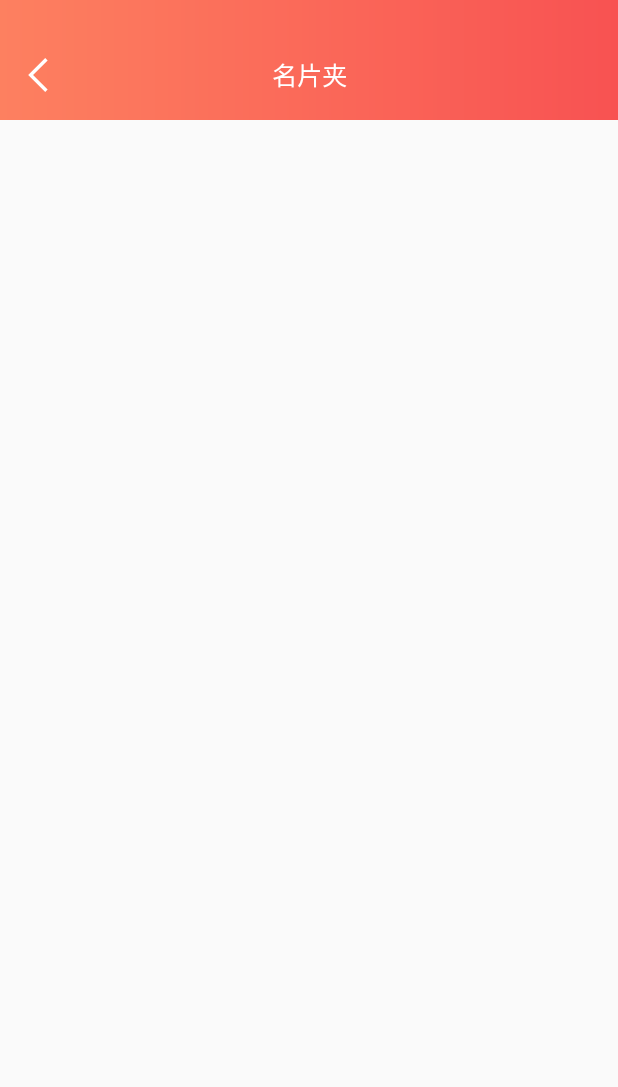
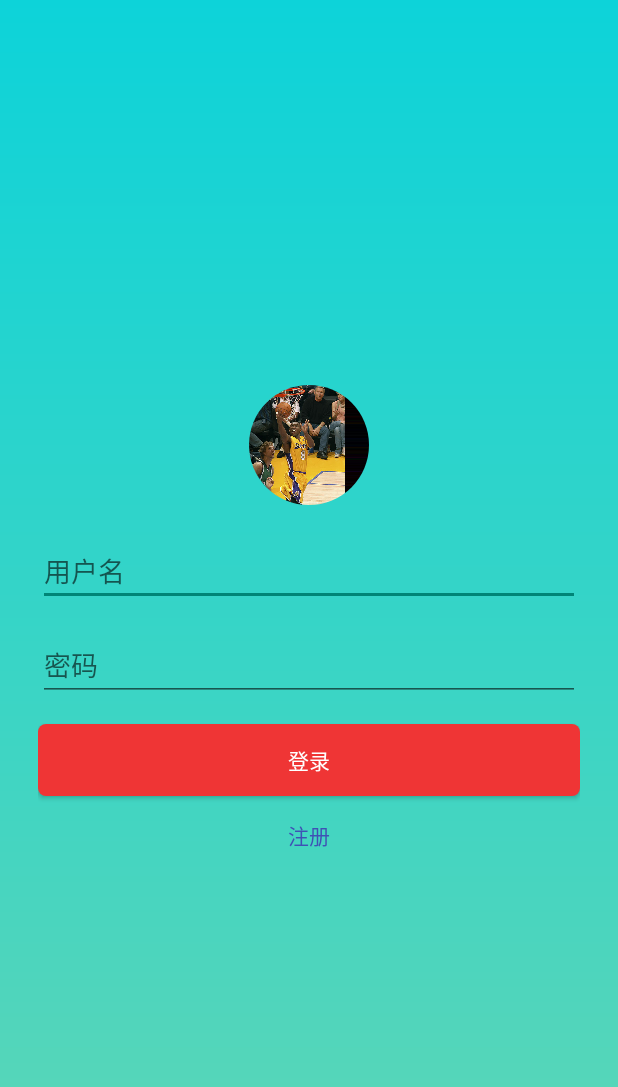
Before and after one commit to DevinMiller0/NativeMall, an Android app: the fragment MineFragment placed in its activity, after a tap on "名片夹", on a phone screen of 412 x 824 dp. Shown: the top 1087 px of the screen. Run offline under Robolectric (Android 15) with nearby library versions, the phone set to English and light mode, and no system bars; our stand-ins replace CircleImageView.

Commit message:
add login page

```diff
--- a/app/src/main/AndroidManifest.xml
+++ b/app/src/main/AndroidManifest.xml
@@ -25,6 +25,7 @@
         <activity android:name=".activity.HelpCenterActivity"/>
         <activity android:name=".activity.MemoActivity"/>
         <activity android:name=".activity.MyCarteActivity"/>
+        <activity android:name=".activity.LoginActivity"/>
 
     </application>
 
--- /dev/null
+++ b/app/src/main/java/com/pamo/nativemall/activity/LoginActivity.java
@@ -0,0 +1,23 @@
+package com.pamo.nativemall.activity;
+
+import android.os.Bundle;
+import android.support.annotation.Nullable;
+import android.support.v7.app.AppCompatActivity;
+
+import com.pamo.nativemall.R;
+import com.pamo.nativemall.utils.StatusBarUtils;
+
+/**
+ * Created by wangdesheng on 2017/10/16 0016.
+ */
+
+public class LoginActivity extends AppCompatActivity {
+
+    @Override
+    protected void onCreate(@Nullable Bundle savedInstanceState) {
+        super.onCreate(savedInstanceState);
+        setContentView(R.layout.activity_login);
+        StatusBarUtils.transparentStatusBar(this);
+    }
+
+}
--- /dev/null
+++ b/app/src/main/java/com/pamo/nativemall/constant/Constants.java
@@ -0,0 +1,11 @@
+package com.pamo.nativemall.constant;
+
+/**
+ * Created by wangdesheng on 2017/10/16 0016.
+ */
+
+public class Constants {
+
+    public static boolean IS_LOGIN = false;
+
+}
--- a/app/src/main/java/com/pamo/nativemall/fragment/MineFragment.java
+++ b/app/src/main/java/com/pamo/nativemall/fragment/MineFragment.java
@@ -14,9 +14,11 @@ import com.pamo.nativemall.activity.CollectionActivity;
 import com.pamo.nativemall.activity.FeedBackActivity;
 import com.pamo.nativemall.activity.FootPrintsActivity;
 import com.pamo.nativemall.activity.HelpCenterActivity;
+import com.pamo.nativemall.activity.LoginActivity;
 import com.pamo.nativemall.activity.MemoActivity;
 import com.pamo.nativemall.activity.MyCarteActivity;
 import com.pamo.nativemall.adapter.GridAdapter;
+import com.pamo.nativemall.constant.Constants;
 import com.pamo.nativemall.widget.itemDecoration;
 
 /**
@@ -75,23 +77,40 @@ public class MineFragment extends BaseFragment {
             public void onItemClick(View view, int position) {
                 switch (position){
                     case 0:{
+                        if (Constants.IS_LOGIN){
                             Intent intent = new Intent(getActivity(), FootPrintsActivity.class);
                             startActivities(intent);
+                        }else {
+                            startLoginActivity();
+                        }
                         break;
                     }
                     case 1:{
+                        if (Constants.IS_LOGIN){
                             Intent intent = new Intent(getActivity(), CollectionActivity.class);
                             startActivities(intent);
+                        }else {
+                            startLoginActivity();
+                        }
+
                         break;
                     }
                     case 2:{
+                        if (Constants.IS_LOGIN){
                             Intent intent = new Intent(getActivity(), BusinessCardActivity.class);
                             startActivities(intent);
+                        }else {
+                            startLoginActivity();
+                        }
                         break;
                     }
                     case 3:{
+                        if (Constants.IS_LOGIN){
                             Intent intent = new Intent(getActivity(), MyCarteActivity.class);
                             startActivities(intent);
+                        }else {
+                            startLoginActivity();
+                        }
                         break;
                     }
                     case 4:{
@@ -123,4 +142,8 @@ public class MineFragment extends BaseFragment {
         startActivity(intent);
         getActivity().overridePendingTransition(R.anim.animation_x_on, R.anim.animation_alpha);
     }
+    private void startLoginActivity(){
+        Intent intent = new Intent(getActivity(), LoginActivity.class);
+        startActivity(intent);
     }
+}
--- /dev/null
+++ b/app/src/main/res/drawable/bg_btn_login.xml
@@ -0,0 +1,7 @@
+<?xml version="1.0" encoding="utf-8"?>
+<shape xmlns:android="http://schemas.android.com/apk/res/android">
+
+    <corners android:radius="5dp"/>
+    <solid android:color="@color/colorLoginBtn"/>
+
+</shape>
--- /dev/null
+++ b/app/src/main/res/drawable/bg_login.xml
@@ -0,0 +1,8 @@
+<?xml version="1.0" encoding="utf-8"?>
+<shape xmlns:android="http://schemas.android.com/apk/res/android">
+
+    <gradient
+        android:startColor="#0dd3d9" android:angle="-90"
+        android:endColor="#5fd6b5" />
+
+</shape>
--- /dev/null
+++ b/app/src/main/res/layout/activity_login.xml
@@ -0,0 +1,46 @@
+<?xml version="1.0" encoding="utf-8"?>
+<LinearLayout xmlns:android="http://schemas.android.com/apk/res/android"
+    android:layout_width="match_parent"
+    android:layout_height="match_parent"
+    android:background="@drawable/bg_login"
+    android:padding="25dp"
+    android:gravity="center"
+    android:orientation="vertical">
+
+    <com.pamo.nativemall.widget.CircleImageView
+        android:id="@+id/circle_avatar"
+        android:layout_width="80dp"
+        android:layout_height="80dp"
+        android:src="@mipmap/kobe"/>
+
+    <EditText
+        android:id="@+id/et_user_name"
+        android:layout_width="match_parent"
+        android:layout_height="wrap_content"
+        android:hint="用户名"
+        android:paddingBottom="10dp"
+        android:layout_marginTop="20dp"/>
+
+    <EditText
+        android:id="@+id/et_pass_word"
+        android:layout_width="match_parent"
+        android:layout_height="wrap_content"
+        android:layout_marginTop="15dp"
+        android:hint="密码"/>
+
+    <Button
+        android:id="@+id/btn_login"
+        android:layout_width="match_parent"
+        android:layout_height="wrap_content"
+        android:background="@drawable/bg_btn_login"
+        android:textColor="@color/colorWhite"
+        android:layout_marginTop="15dp"
+        android:text="登录"/>
+
+    <TextView
+        android:layout_width="wrap_content"
+        android:layout_height="wrap_content"
+        android:layout_marginTop="15dp"
+        android:text="注册"
+        android:textColor="@color/colorPrimary"/>
+</LinearLayout>
--- a/app/src/main/res/values/colors.xml
+++ b/app/src/main/res/values/colors.xml
@@ -7,4 +7,5 @@
     <color name="colorWhite">#ffffff</color>
     <color name="colorRadioButton">#bebebe</color>
     <color name="colorRadioSelect">#ec6353</color>
+    <color name="colorLoginBtn">#ef3535</color>
 </resources>
```
Also changed, not shown: app/src/main/res/mipmap-hdpi/kobe.jpg (added). Lines whose indentation alone changed are shown as unchanged.
